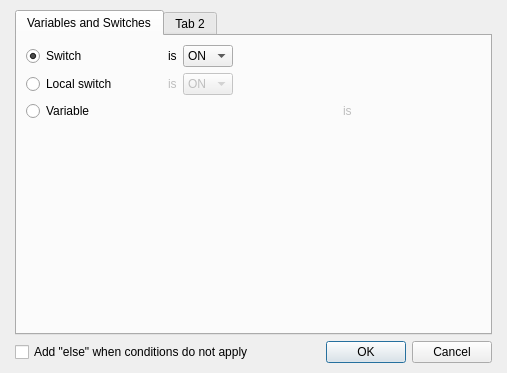
This is Engine/Dialogs/Commands/dialogcommandconditions.ui in RPG-Paper-Maker/RPG-Paper-Maker as Qt 5 draws it before an edit. The edited form follows.
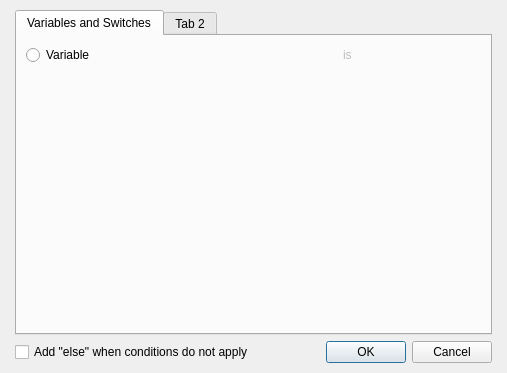
This is the edited form. Custom widgets are drawn as their Qt base class.

Patch:
```diff
--- a/Engine/Dialogs/Commands/dialogcommandconditions.ui
+++ b/Engine/Dialogs/Commands/dialogcommandconditions.ui
@@ -37,150 +37,27 @@
         <layout class="QGridLayout" name="gridLayout_3">
          <item row="0" column="0">
           <layout class="QGridLayout" name="gridLayout_2">
-           <item row="0" column="0">
-            <widget class="QRadioButton" name="radioButtonSwitch">
-             <property name="text">
-              <string>Switch</string>
-             </property>
-             <property name="checked">
-              <bool>true</bool>
-             </property>
-            </widget>
-           </item>
-           <item row="0" column="1">
-            <layout class="QHBoxLayout" name="horizontalLayout_2">
-             <item>
-              <widget class="WidgetVariableSwitch" name="widgetSwitch" native="true">
-               <property name="enabled">
-                <bool>true</bool>
-               </property>
-              </widget>
-             </item>
-             <item>
-              <widget class="QLabel" name="labelSwitch">
-               <property name="enabled">
-                <bool>true</bool>
-               </property>
-               <property name="text">
-                <string>is</string>
-               </property>
-              </widget>
-             </item>
-             <item>
-              <widget class="QComboBox" name="comboBoxSwitch">
-               <property name="enabled">
-                <bool>true</bool>
-               </property>
-               <property name="minimumSize">
-                <size>
-                 <width>50</width>
-                 <height>0</height>
-                </size>
-               </property>
-               <property name="maximumSize">
-                <size>
-                 <width>50</width>
-                 <height>16777215</height>
-                </size>
-               </property>
-               <item>
-                <property name="text">
-                 <string>ON</string>
-                </property>
-               </item>
-               <item>
-                <property name="text">
-                 <string>OFF</string>
-                </property>
-               </item>
-              </widget>
-             </item>
-             <item>
-              <spacer name="horizontalSpacer_3">
-               <property name="orientation">
-                <enum>Qt::Horizontal</enum>
-               </property>
-               <property name="sizeHint" stdset="0">
-                <size>
-                 <width>40</width>
-                 <height>20</height>
-                </size>
-               </property>
-              </spacer>
-             </item>
-            </layout>
-           </item>
-           <item row="1" column="0">
-            <widget class="QRadioButton" name="radioButtonLocalSwitch">
-             <property name="text">
-              <string>Local switch</string>
-             </property>
-            </widget>
-           </item>
            <item row="1" column="1">
-            <layout class="QHBoxLayout" name="horizontalLayout_3">
-             <item>
-              <widget class="WidgetComboBoxLocalSwitches" name="widgetLocalSwitches" native="true">
-               <property name="enabled">
-                <bool>false</bool>
-               </property>
-              </widget>
-             </item>
-             <item>
-              <widget class="QLabel" name="labelLocalSwitch">
-               <property name="enabled">
-                <bool>false</bool>
-               </property>
-               <property name="text">
-                <string>is</string>
-               </property>
-              </widget>
-             </item>
-             <item>
-              <widget class="QComboBox" name="comboBoxLocalSwitch">
-               <property name="enabled">
-                <bool>false</bool>
-               </property>
-               <property name="minimumSize">
-                <size>
-                 <width>50</width>
-                 <height>0</height>
-                </size>
-               </property>
-               <property name="maximumSize">
-                <size>
-                 <width>50</width>
-                 <height>16777215</height>
-                </size>
-               </property>
-               <item>
-                <property name="text">
-                 <string>ON</string>
-                </property>
-               </item>
-               <item>
-                <property name="text">
-                 <string>OFF</string>
-                </property>
-               </item>
-              </widget>
-             </item>
-             <item>
-              <spacer name="horizontalSpacer_4">
-               <property name="orientation">
-                <enum>Qt::Horizontal</enum>
-               </property>
-               <property name="sizeHint" stdset="0">
-                <size>
-                 <width>40</width>
-                 <height>20</height>
-                </size>
-               </property>
-              </spacer>
-             </item>
-            </layout>
+            <widget class="WidgetComboBoxOperation" name="widgetVariableOperation" native="true">
+             <property name="enabled">
+              <bool>false</bool>
+             </property>
+            </widget>
            </item>
-           <item row="2" column="0">
+           <item row="1" column="2">
+            <spacer name="horizontalSpacer_6">
+             <property name="orientation">
+              <enum>Qt::Horizontal</enum>
+             </property>
+             <property name="sizeHint" stdset="0">
+              <size>
+               <width>40</width>
+               <height>20</height>
+              </size>
+             </property>
+            </spacer>
+           </item>
+           <item row="0" column="0">
             <widget class="QRadioButton" name="radioButtonVariable">
              <property name="text">
               <string>Variable</string>
@@ -188,9 +65,29 @@
             </widget>
            </item>
            <item row="2" column="1">
+            <widget class="PanelPrimitiveValue" name="widgetVariableVariableConstant" native="true">
+             <property name="enabled">
+              <bool>false</bool>
+             </property>
+            </widget>
+           </item>
+           <item row="0" column="2">
+            <spacer name="horizontalSpacer_5">
+             <property name="orientation">
+              <enum>Qt::Horizontal</enum>
+             </property>
+             <property name="sizeHint" stdset="0">
+              <size>
+               <width>40</width>
+               <height>20</height>
+              </size>
+             </property>
+            </spacer>
+           </item>
+           <item row="0" column="1">
             <layout class="QHBoxLayout" name="horizontalLayout_4">
              <item>
-              <widget class="WidgetVariableSwitch" name="widgetVariableVariable" native="true">
+              <widget class="WidgetVariable" name="widgetVariableVariable" native="true">
                <property name="enabled">
                 <bool>false</bool>
                </property>
@@ -220,53 +117,7 @@
              </item>
             </layout>
            </item>
-           <item row="2" column="2">
-            <spacer name="horizontalSpacer_5">
-             <property name="orientation">
-              <enum>Qt::Horizontal</enum>
-             </property>
-             <property name="sizeHint" stdset="0">
-              <size>
-               <width>40</width>
-               <height>20</height>
-              </size>
-             </property>
-            </spacer>
-           </item>
-           <item row="3" column="0">
-            <spacer name="horizontalSpacer">
-             <property name="orientation">
-              <enum>Qt::Horizontal</enum>
-             </property>
-             <property name="sizeHint" stdset="0">
-              <size>
-               <width>68</width>
-               <height>20</height>
-              </size>
-             </property>
-            </spacer>
-           </item>
-           <item row="3" column="1">
-            <widget class="WidgetComboBoxOperation" name="widgetVariableOperation" native="true">
-             <property name="enabled">
-              <bool>false</bool>
-             </property>
-            </widget>
-           </item>
-           <item row="3" column="2">
-            <spacer name="horizontalSpacer_6">
-             <property name="orientation">
-              <enum>Qt::Horizontal</enum>
-             </property>
-             <property name="sizeHint" stdset="0">
-              <size>
-               <width>40</width>
-               <height>20</height>
-              </size>
-             </property>
-            </spacer>
-           </item>
-           <item row="4" column="0">
+           <item row="2" column="0">
             <spacer name="horizontalSpacer_2">
              <property name="orientation">
               <enum>Qt::Horizontal</enum>
@@ -279,14 +130,20 @@
              </property>
             </spacer>
            </item>
-           <item row="4" column="1">
-            <widget class="PanelPrimitiveValue" name="widgetVariableVariableConstant" native="true">
-             <property name="enabled">
-              <bool>false</bool>
+           <item row="1" column="0">
+            <spacer name="horizontalSpacer">
+             <property name="orientation">
+              <enum>Qt::Horizontal</enum>
              </property>
-            </widget>
+             <property name="sizeHint" stdset="0">
+              <size>
+               <width>68</width>
+               <height>20</height>
+              </size>
+             </property>
+            </spacer>
            </item>
-           <item row="4" column="2">
+           <item row="2" column="2">
             <spacer name="horizontalSpacer_7">
              <property name="orientation">
               <enum>Qt::Horizontal</enum>
@@ -349,30 +206,24 @@
   </layout>
  </widget>
  <customwidgets>
-  <customwidget>
-   <class>WidgetVariableSwitch</class>
-   <extends>QWidget</extends>
-   <header>widgetvariableswitch.h</header>
-   <container>1</container>
-  </customwidget>
   <customwidget>
    <class>WidgetComboBoxOperation</class>
    <extends>QWidget</extends>
    <header>widgetcomboboxoperation.h</header>
    <container>1</container>
   </customwidget>
-  <customwidget>
-   <class>WidgetComboBoxLocalSwitches</class>
-   <extends>QWidget</extends>
-   <header>widgetcomboboxlocalswitches.h</header>
-   <container>1</container>
-  </customwidget>
   <customwidget>
    <class>PanelPrimitiveValue</class>
    <extends>QWidget</extends>
    <header>panelprimitivevalue.h</header>
    <container>1</container>
   </customwidget>
+  <customwidget>
+   <class>WidgetVariable</class>
+   <extends>QWidget</extends>
+   <header>widgetvariable.h</header>
+   <container>1</container>
+  </customwidget>
  </customwidgets>
  <resources/>
  <connections>
```
